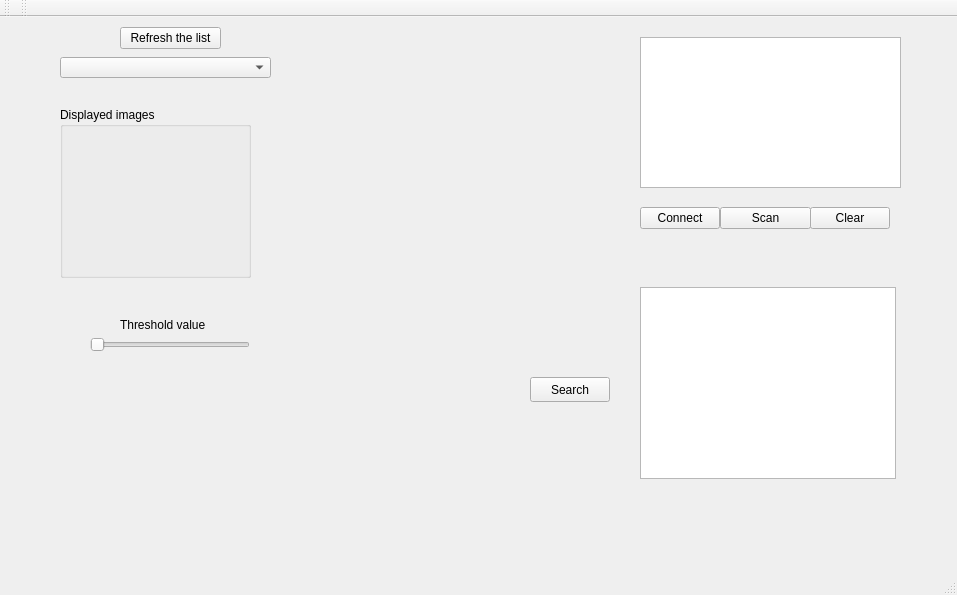
First picture: the form in Application/mainwindow.ui, repository wiici/Apple-Grading-System, before the edit.
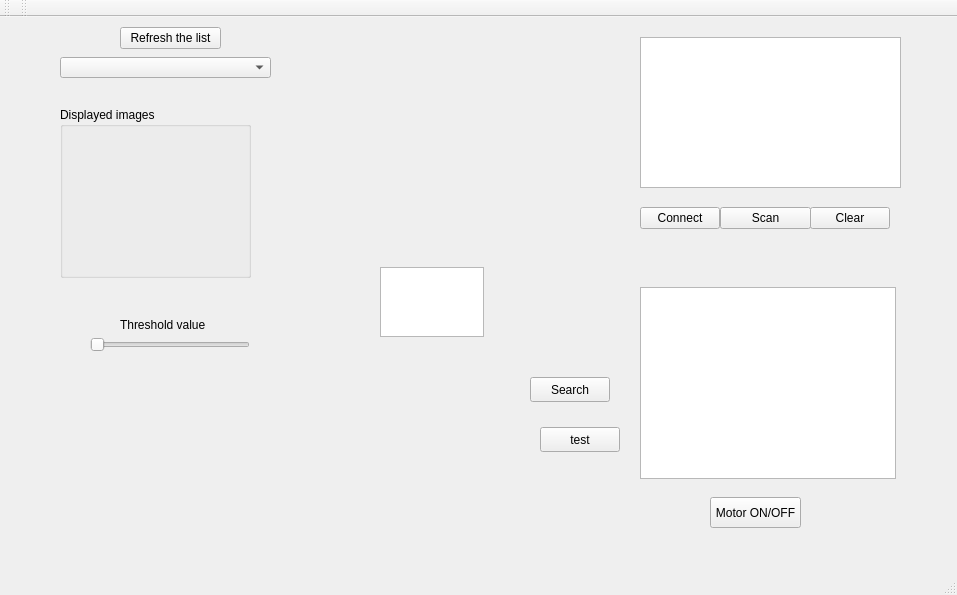
Second picture: the form after the edit.

Commit message: Implement the motor class

Diff of the .ui file:
```diff
--- a/Application/mainwindow.ui
+++ b/Application/mainwindow.ui
@@ -197,6 +197,42 @@
      </rect>
     </property>
    </widget>
+   <widget class="QPushButton" name="searchSerialPorts_pushButton_2">
+    <property name="geometry">
+     <rect>
+      <x>540</x>
+      <y>410</y>
+      <width>80</width>
+      <height>25</height>
+     </rect>
+    </property>
+    <property name="text">
+     <string>test</string>
+    </property>
+   </widget>
+   <widget class="QTextEdit" name="textEdit">
+    <property name="geometry">
+     <rect>
+      <x>380</x>
+      <y>250</y>
+      <width>104</width>
+      <height>70</height>
+     </rect>
+    </property>
+   </widget>
+   <widget class="QPushButton" name="motor_ON_OFF_pushButton">
+    <property name="geometry">
+     <rect>
+      <x>710</x>
+      <y>480</y>
+      <width>91</width>
+      <height>31</height>
+     </rect>
+    </property>
+    <property name="text">
+     <string>Motor ON/OFF</string>
+    </property>
+   </widget>
   </widget>
   <widget class="QMenuBar" name="menuBar">
    <property name="geometry">
```
The commit also changes 6 other files.
